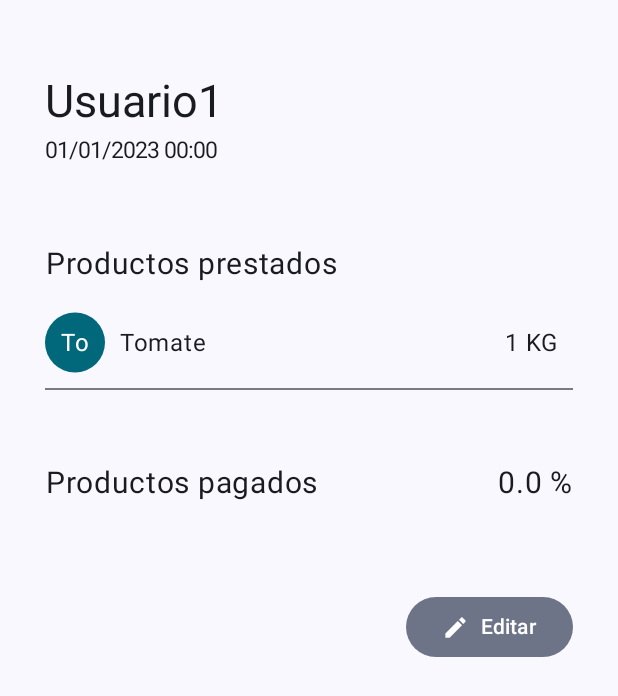
After one commit to LourdesAye/Agricultura_Familiar_Proyecto_Final, an Android app built with Jetpack Compose: the LoanInfoScreen screen opened through its navigation route, on a phone screen of 412 x 824 dp. The commit adds this screen. Shown: the top 696 px of the screen. Run offline under Robolectric (Android 15) with nearby library versions, the phone set to English and light mode, and no system bars; our stand-ins replace Firebase (no records; nobody signed in at launch, a user with empty details on screens opened directly), livedata-compose; 2 statements that could not run were skipped.

Commit message:
Loan info from Firebase

```diff
--- a/AgroAgil/app/src/main/java/com/example/agroagil/Loan/ui/LoanAddScreen.kt
+++ b/AgroAgil/app/src/main/java/com/example/agroagil/Loan/ui/LoanAddScreen.kt
@@ -49,6 +49,7 @@ import androidx.compose.ui.unit.dp
 import androidx.compose.ui.unit.sp
 import androidx.core.graphics.toColorInt
 import androidx.navigation.NavController
+import com.example.agroagil.Loan.ui.LoanViewModel
 import com.example.agroagil.core.models.Item
 import kotlinx.coroutines.launch
 
--- /dev/null
+++ b/AgroAgil/app/src/main/java/com/example/agroagil/Loan/ui/LoanInfoScreen.kt
@@ -0,0 +1,161 @@
+package com.example.agroagil.Loan.ui
+
+import androidx.compose.foundation.Canvas
+import androidx.compose.foundation.layout.Box
+import androidx.compose.foundation.layout.Column
+import androidx.compose.foundation.layout.Row
+import androidx.compose.foundation.layout.Spacer
+import androidx.compose.foundation.layout.fillMaxSize
+import androidx.compose.foundation.layout.fillMaxWidth
+import androidx.compose.foundation.layout.padding
+import androidx.compose.foundation.layout.size
+import androidx.compose.foundation.rememberScrollState
+import androidx.compose.foundation.verticalScroll
+import androidx.compose.material.icons.Icons
+import androidx.compose.material.icons.filled.Add
+import androidx.compose.material.icons.filled.Edit
+import androidx.compose.material.icons.outlined.Close
+import androidx.compose.material3.Button
+import androidx.compose.material3.ButtonDefaults
+import androidx.compose.material3.Divider
+import androidx.compose.material3.Icon
+import androidx.compose.material3.IconButton
+import androidx.compose.material3.MaterialTheme
+import androidx.compose.material3.Text
+import androidx.compose.runtime.Composable
+import androidx.compose.ui.Alignment
+import androidx.compose.ui.Modifier
+import androidx.compose.ui.graphics.Color
+import androidx.compose.ui.graphics.SolidColor
+import androidx.compose.ui.text.style.TextAlign
+import androidx.compose.ui.unit.dp
+import androidx.compose.ui.unit.sp
+import androidx.core.graphics.toColorInt
+import androidx.navigation.NavController
+import com.example.agroagil.core.models.Item
+import com.example.agroagil.core.models.Loan
+import java.util.Date
+
+val current_loan = Loan("Usuario1", listOf<Item>(Item("Tomate", 1, "KG")), emptyList(), 0.0)
+@Composable
+fun itemProduct(item: Item){
+    Row() {
+        Column(modifier = Modifier.padding(top = 5.dp)) {
+            Box(modifier = Modifier
+                .fillMaxWidth()
+                .padding(bottom = 5.dp)) {
+                Row() {
+                    Box(
+                        modifier = Modifier
+                            .size(50.dp)
+                            .align(Alignment.CenterVertically)
+                            .padding(end = 10.dp),
+                        contentAlignment = Alignment.Center
+                    ) {
+
+                        Canvas(modifier = Modifier.fillMaxSize()) {
+                            drawCircle(SolidColor(Color("#00687A".toColorInt())))
+                        }
+                        Text(
+                            text = item.name.substring(0, 2).capitalize(),
+                            color = Color.White
+                        )
+                    }
+                    Text(
+                        item.name,
+                        modifier = Modifier.align(Alignment.CenterVertically)
+                    )
+                }
+                Row(modifier = Modifier.align(Alignment.CenterEnd)) {
+                    Text(
+                        item.amount.toString()+" "+ item.units.toString(), modifier = Modifier
+                            .padding(end = 10.dp)
+                            .align(Alignment.CenterVertically))
+                }
+            }
+            Divider()
+        }
+    }
+}
+
+
+
+@Composable
+fun LoanInfoScreen(navController: NavController){
+    Column(modifier = Modifier
+        .padding(start = 30.dp, end = 30.dp)
+        .verticalScroll(rememberScrollState())){
+        Row(
+            modifier = Modifier
+                .fillMaxWidth()
+                .padding(top = 50.dp)
+        ) {
+            Text(
+                current_loan.nameUser,
+                style = MaterialTheme.typography.titleLarge,
+                fontSize = 30.sp,
+                textAlign = TextAlign.Center,
+                modifier = Modifier
+                    .align(Alignment.CenterVertically)
+            )
+        }
+        Row(
+            modifier = Modifier
+                .fillMaxWidth()
+        ) {
+            Text(
+                current_loan.date,
+                style = MaterialTheme.typography.titleLarge,
+                fontSize = 15.sp,
+                textAlign = TextAlign.Center,
+                modifier = Modifier
+                    .align(Alignment.CenterVertically)
+            )
+        }
+        Text(
+            "Productos prestados",
+            fontSize = 20.sp,
+            textAlign = TextAlign.Center,
+            modifier = Modifier.padding(top=50.dp, bottom = 10.dp)
+        )
+        for (i in 0..current_loan.items.size-1) {
+            itemProduct(current_loan.items[i])
+        }
+
+        Box (modifier = Modifier.fillMaxWidth()){
+            Text(
+                "Productos pagados",
+                fontSize = 20.sp,
+                textAlign = TextAlign.Center,
+                modifier = Modifier.padding(top=50.dp, bottom = 10.dp)
+            )
+            Text(
+                current_loan.percentagePaid.toString()+" %" ,
+                fontSize = 20.sp,
+                textAlign = TextAlign.Center,
+                modifier = Modifier.padding(top=50.dp, bottom = 10.dp).align(Alignment.CenterEnd)
+            )
+        }
+
+        for (i in 0..current_loan.paid.size-1) {
+            itemProduct(current_loan.paid[i])
+        }
+        Box(modifier = Modifier.fillMaxWidth()) {
+            Button(
+                onClick = {
+                    navController.navigate("loan/edit")
+                },
+                modifier = Modifier.padding(top = 50.dp).align(Alignment.CenterEnd),
+                colors = ButtonDefaults.filledTonalButtonColors()
+            ) {
+                Icon(
+                    Icons.Filled.Edit,
+                    contentDescription = "Localized description",
+                    modifier = Modifier.size(ButtonDefaults.IconSize)
+                )
+                Spacer(Modifier.size(ButtonDefaults.IconSpacing))
+                Text("Editar")
+            }
+        }
+    }
+}
--- a/AgroAgil/app/src/main/java/com/example/agroagil/Loan/ui/LoanViewModel.kt
+++ b/AgroAgil/app/src/main/java/com/example/agroagil/Loan/ui/LoanViewModel.kt
@@ -1,4 +1,34 @@
 package com.example.agroagil.Loan.ui
 
-class LoanViewModel {
+import androidx.lifecycle.ViewModel
+import androidx.lifecycle.liveData
+import com.example.agroagil.core.models.Item
+import com.example.agroagil.core.models.Loan
+import com.example.agroagil.core.models.Loans
+import com.google.firebase.database.ktx.database
+import com.google.firebase.ktx.Firebase
+import kotlinx.coroutines.Dispatchers
+import kotlinx.coroutines.suspendCancellableCoroutine
+import kotlin.coroutines.resume
+import kotlin.coroutines.resumeWithException
+
+class LoanViewModel : ViewModel()  {
+    var farm = liveData(Dispatchers.IO) {
+        emit(null)
+
+        try {
+            val realValue = suspendCancellableCoroutine<List<Loan>> { continuation ->
+                Firebase.database.getReference("loan/0").get().addOnSuccessListener { snapshot ->
+                    val value = snapshot.getValue(Loans::class.java) as Loans
+                    continuation.resume(value.loans)
+                }.addOnFailureListener { exception ->
+                    continuation.resumeWithException(exception)
+                }
+            }
+            emit(realValue)
+        } catch (e: Exception) {
+            // Handle exception if needed
+        }
+    }
+
 }
--- a/AgroAgil/app/src/main/java/com/example/agroagil/MainActivity.kt
+++ b/AgroAgil/app/src/main/java/com/example/agroagil/MainActivity.kt
@@ -16,8 +16,11 @@ import androidx.navigation.NavController
 import androidx.navigation.compose.NavHost
 import androidx.navigation.compose.composable
 import androidx.navigation.compose.rememberNavController
+import com.example.agroagil.Farm.ui.Farm
 import com.example.agroagil.Farm.ui.FarmViewModel
 import com.example.agroagil.Loan.ui.LoanAddScreen
+import com.example.agroagil.Loan.ui.LoanEditScreen
+import com.example.agroagil.Loan.ui.LoanInfoScreen
 import com.example.agroagil.Loan.ui.LoanScreen
 import com.example.agroagil.Loan.ui.LoanViewModel
 import com.example.agroagil.ui.theme.AgroAgilTheme
@@ -40,11 +43,20 @@ class MainActivity : ComponentActivity() {
                     Firebase.database.setPersistenceEnabled(true)
                     val navController = rememberNavController()
                     NavHost(navController = navController, startDestination = "loan") {
+                        composable("farm"){
+                            Farm(FarmViewModel())
+                        }
                         composable("loan") {
                             LoanScreen(loanViewModel = LoanViewModel(), navController = navController)
                         }
                         composable("loan/add") {
                             LoanAddScreen(loanViewModel = LoanViewModel(), navController = navController)
+                        }
+                        composable("loan/info"){
+                            LoanInfoScreen(navController = navController)
+                        }
+                        composable("loan/edit"){
+                            LoanEditScreen(navController = navController)
                         }
                     }
                     Greeting("Android", model= LoanViewModel(), navController = navController)
@@ -58,10 +70,6 @@ class MainActivity : ComponentActivity() {
 @Composable
 fun Greeting(name: String, modifier: Modifier = Modifier, model: LoanViewModel = LoanViewModel(), navController: NavController = rememberNavController()) {
     navController.navigate("loan")
-    //LoanScreen(loanViewModel = model, navController = navController)
-    //Farm(model)
-    //DateRangeSelector()
-    //MainScreen()
 }
 
 @RequiresApi(Build.VERSION_CODES.O)
```
Also changed, not shown: AgroAgil/app/src/main/java/com/example/agroagil/Loan/ui/LoanEditScreen.kt (added, +345 -0 lines), AgroAgil/app/src/main/java/com/example/agroagil/Loan/ui/LoanScreen.kt (+43 -28 lines), AgroAgil/app/src/main/java/com/example/agroagil/core/models/Loan.kt (+18 -2 lines).
